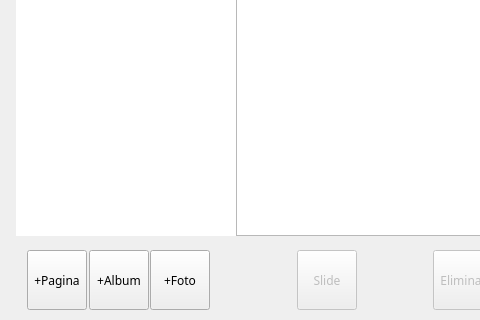
First picture: the form in UI/mainwindow.ui, repository LACF-MIEEC/ES-PicViewer, before the edit; both pictures show x 0 to 480 and y 450 to 770 of the 1030 by 770 pixel window.
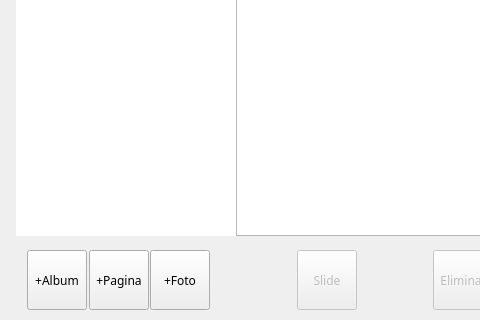
Second picture: the form after the edit.

Patch:
```diff
--- a/UI/mainwindow.ui
+++ b/UI/mainwindow.ui
@@ -327,7 +327,7 @@
              <enum>QLayout::SetDefaultConstraint</enum>
             </property>
             <item>
-             <widget class="QToolButton" name="AddPage">
+             <widget class="QToolButton" name="AddAlbum">
               <property name="minimumSize">
                <size>
                 <width>60</width>
@@ -335,12 +335,12 @@
                </size>
               </property>
               <property name="text">
-               <string>+Pagina</string>
+               <string>+Album</string>
               </property>
              </widget>
             </item>
             <item>
-             <widget class="QToolButton" name="AddAlbum">
+             <widget class="QToolButton" name="AddPage">
               <property name="minimumSize">
                <size>
                 <width>60</width>
@@ -348,7 +348,7 @@
                </size>
               </property>
               <property name="text">
-               <string>+Album</string>
+               <string>+Pagina</string>
               </property>
              </widget>
             </item>
```
